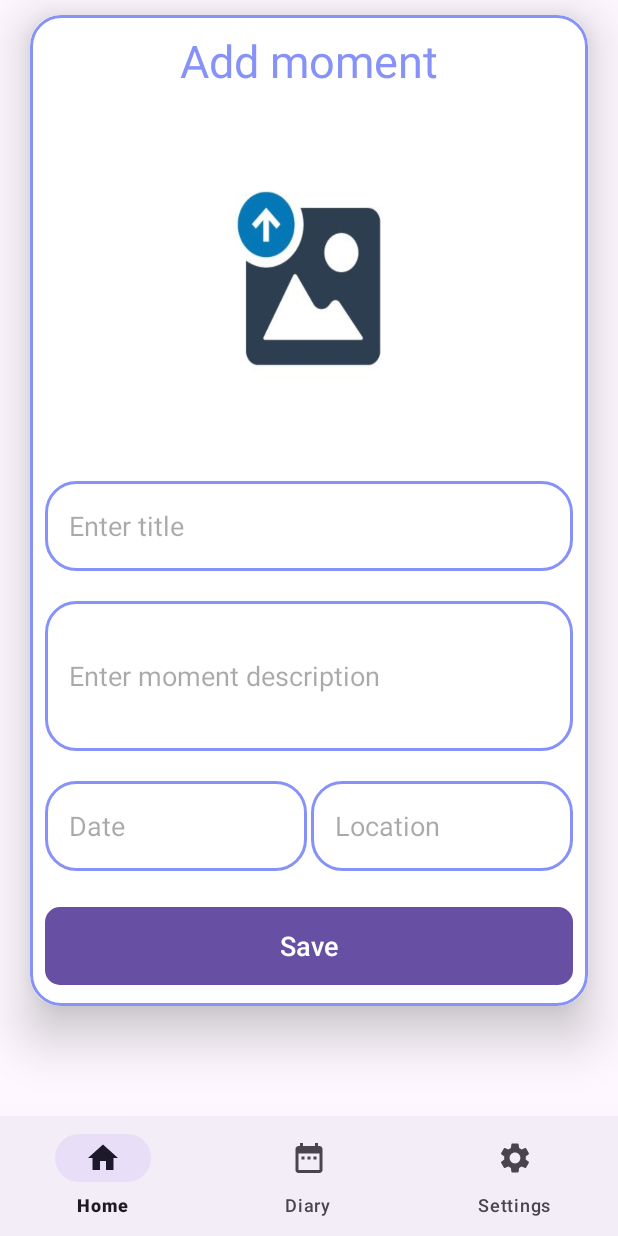
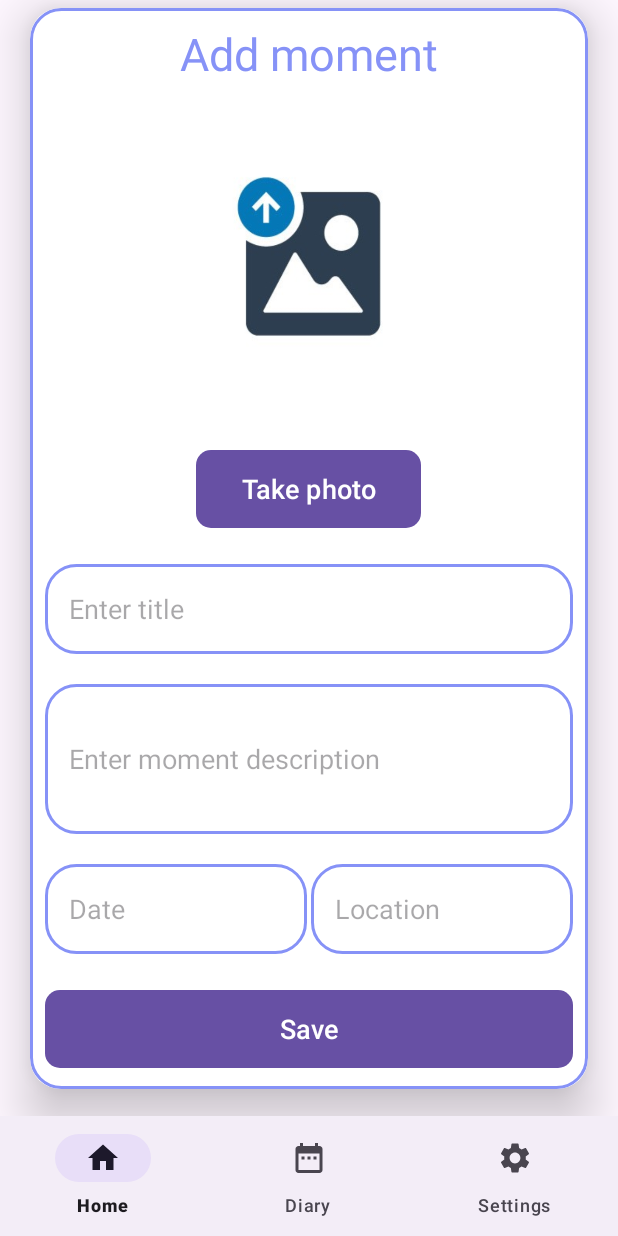
Before and after one commit to 5arBarisic/Moment_Map, an Android app: the AddMomentFragment screen opened through its navigation route, on a phone screen of 412 x 824 dp. Run offline under Robolectric (Android 15) with nearby library versions, the phone set to English and light mode, and no system bars; our stand-ins replace Firebase (no records; nobody signed in at launch, a user with empty details on screens opened directly), navigation-ui; pictures from the network do not load.

Commit message:
added take photo from camera

```diff
--- a/app/src/main/res/layout/fragment_add_moment.xml
+++ b/app/src/main/res/layout/fragment_add_moment.xml
@@ -10,7 +10,7 @@
     <androidx.cardview.widget.CardView
         android:layout_width="match_parent"
         android:layout_height="wrap_content"
-        android:layout_marginTop="10dp"
+        android:layout_marginTop="5dp"
         android:layout_marginEnd="20dp"
         android:layout_marginStart="20dp"
         app:cardCornerRadius="20dp"
@@ -33,12 +33,21 @@
             <ImageView
                 android:layout_width="200dp"
                 android:layout_gravity="center"
-                android:layout_height="230dp"
+                android:layout_height="210dp"
                 android:id="@+id/uploadImage"
                 android:src="@drawable/uploadimg"
                 android:layout_marginTop="10dp"
                 android:scaleType="fitXY"
                 android:contentDescription="add image" />
+            <Button
+                android:layout_width="150dp"
+                android:layout_height="60dp"
+                android:text="Take photo"
+                android:layout_gravity="center"
+                android:id="@+id/takePhoto"
+                android:textSize="18sp"
+                android:layout_marginTop="20dp"
+                app:cornerRadius = "10dp"/>
             <EditText
                 android:layout_width="match_parent"
                 android:layout_height="60dp"
```
Also changed, not shown: app/src/main/AndroidManifest.xml (+18 -0 lines), app/src/main/java/com/example/momentmap/AddMomentFragment.kt (+79 -10 lines), app/src/main/res/xml/file_paths.xml (added, +18 -0 lines).
